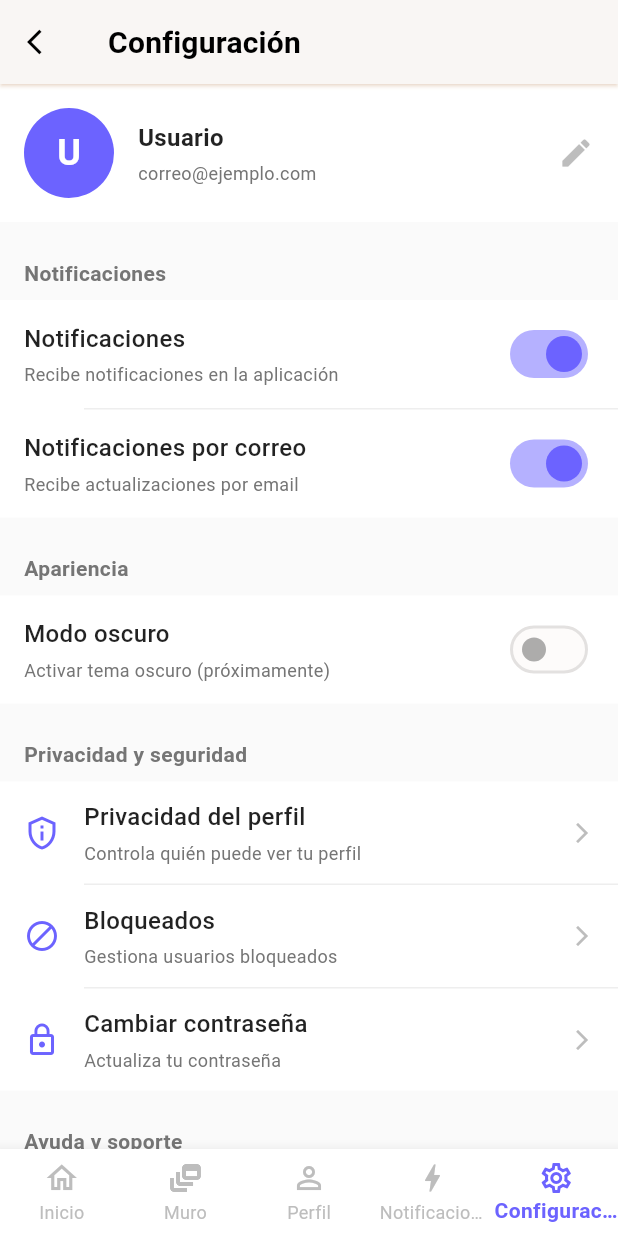
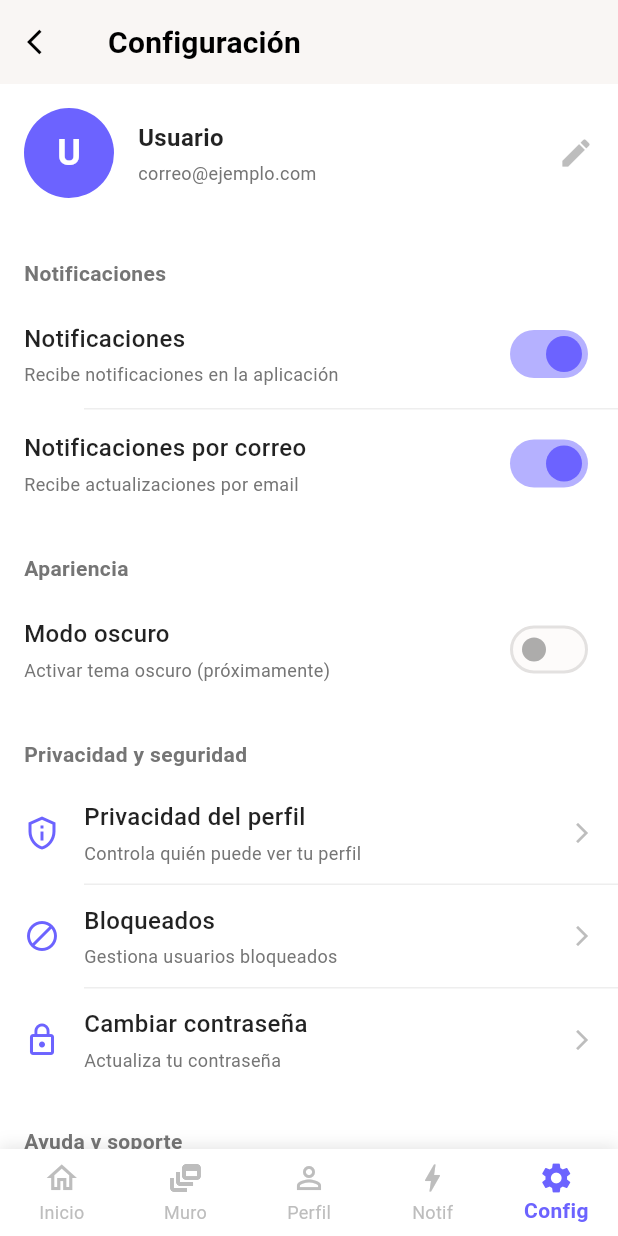
Before and after one commit to Wil-cristian/redsocial-yo-minero, a Flutter app: the MainNavigationShell screen opened directly, item 5 of the bottom bar chosen, on a phone screen of 412 x 824 dp. Run offline on Flutter 3.47's test engine with Material 3 defaults, Android fonts, the phone set to English and light mode, and no system bars; our stand-ins replace get_it; missing offline and left inert: dart:html; accounts and stored records are empty.

Commit message:
fix: Enhance bottom navigation bar visibility with Container wrapper and SafeArea
- Wrapped BottomNavigationBar in Container with white background and shadow
- Added SafeArea around navigation bar to respect device notches
- Added elevation shadow to make nav bar stand out visually
- Added active icons for better visual feedback
- Set transparent background on BottomNavigationBar itself
- Container provides the actual white background and shadow

This ensures the navigation bar is always visible and properly separated from page content.

```diff
--- a/lib/login_page.dart
+++ b/lib/login_page.dart
@@ -2,7 +2,7 @@ import 'package:flutter/material.dart';
 import 'core/theme/colors.dart';
 import 'core/auth/authentication_service.dart';
 import 'user_type_selection_page.dart';
-import 'home_page.dart';
+import 'main_navigation_shell.dart';
 
 class LoginPage extends StatefulWidget {
   const LoginPage({super.key});
@@ -54,7 +54,7 @@ class _LoginPageState extends State<LoginPage> {
           // Navegar al home con el usuario logueado
           Navigator.pushReplacement(
             context,
-            MaterialPageRoute(builder: (context) => HomePage(currentUser: result.userData)),
+            MaterialPageRoute(builder: (context) => MainNavigationShell(currentUser: result.userData)),
           );
         } else {
           // Error de login
--- a/lib/main_navigation_shell.dart
+++ b/lib/main_navigation_shell.dart
@@ -47,9 +47,22 @@ class _MainNavigationShellState extends State<MainNavigationShell> {
     return Scaffold(
       backgroundColor: Colors.white,
       body: _pages[_selectedIndex],
-      bottomNavigationBar: BottomNavigationBar(
+      bottomNavigationBar: Container(
+        decoration: BoxDecoration(
+          color: Colors.white,
+          boxShadow: [
+            BoxShadow(
+              color: Colors.black.withValues(alpha: 0.1),
+              offset: const Offset(0, -2),
+              blurRadius: 8,
+            ),
+          ],
+        ),
+        child: SafeArea(
+          child: BottomNavigationBar(
             type: BottomNavigationBarType.fixed,
-        backgroundColor: Colors.white,
+            backgroundColor: Colors.transparent,
+            elevation: 0,
             selectedItemColor: DashboardColors.primary,
             unselectedItemColor: Colors.grey[400],
             selectedLabelStyle: const TextStyle(fontWeight: FontWeight.bold),
@@ -58,25 +71,32 @@ class _MainNavigationShellState extends State<MainNavigationShell> {
             items: const [
               BottomNavigationBarItem(
                 icon: Icon(Icons.home_outlined),
+                activeIcon: Icon(Icons.home),
                 label: 'Inicio',
               ),
               BottomNavigationBarItem(
                 icon: Icon(Icons.dynamic_feed),
+                activeIcon: Icon(Icons.dynamic_feed),
                 label: 'Muro',
               ),
               BottomNavigationBarItem(
                 icon: Icon(Icons.person_outline),
+                activeIcon: Icon(Icons.person),
                 label: 'Perfil',
               ),
               BottomNavigationBarItem(
                 icon: Icon(Icons.bolt_outlined),
-            label: 'Notificaciones',
+                activeIcon: Icon(Icons.bolt),
+                label: 'Notif',
               ),
               BottomNavigationBarItem(
                 icon: Icon(Icons.settings_outlined),
-            label: 'Configuración',
+                activeIcon: Icon(Icons.settings),
+                label: 'Config',
               ),
             ],
+          ),
+        ),
       ),
     );
   }
--- a/lib/settings_page.dart
+++ b/lib/settings_page.dart
@@ -31,9 +31,9 @@ class _SettingsPageState extends State<SettingsPage> {
 
   @override
   Widget build(BuildContext context) {
-    return Scaffold(
-      backgroundColor: Colors.grey[50],
-      appBar: AppBar(
+    return Column(
+      children: [
+        AppBar(
           backgroundColor: Colors.white,
           elevation: 1,
           title: const Text(
@@ -48,7 +48,9 @@ class _SettingsPageState extends State<SettingsPage> {
             onPressed: () => Navigator.pop(context),
           ),
         ),
-      body: SingleChildScrollView(
+
+        Expanded(
+          child: SingleChildScrollView(
             child: Column(
               children: [
             // Sección de perfil
@@ -315,7 +317,7 @@ class _SettingsPageState extends State<SettingsPage> {
           Switch(
             value: value,
             onChanged: enabled ? onChanged : null,
-            activeColor: DashboardColors.primary,
+            activeThumbColor: DashboardColors.primary,
           ),
         ],
       ),
--- a/lib/user_type_selection_page.dart
+++ b/lib/user_type_selection_page.dart
@@ -3,7 +3,7 @@ import 'core/theme/colors.dart';
 import 'shared/models/user.dart';
 import 'core/auth/authentication_service.dart';
 import 'register_page.dart';
-import 'home_page.dart';
+import 'main_navigation_shell.dart';
 
 class UserTypeSelectionPage extends StatefulWidget {
   const UserTypeSelectionPage({super.key});
@@ -133,7 +133,7 @@ class _UserTypeSelectionPageState extends State<UserTypeSelectionPage>
             // Botón cancelar
             TextButton(
               onPressed: () => Navigator.pop(context),
-              child: Text(
+              child: const Text(
                 'Cancelar',
                 style: TextStyle(color: AppColors.textSecondary),
               ),
@@ -234,7 +234,7 @@ class _UserTypeSelectionPageState extends State<UserTypeSelectionPage>
         // Navegar directo al home
         Navigator.pushAndRemoveUntil(
           context,
-          MaterialPageRoute(builder: (context) => HomePage(currentUser: result.userData)),
+          MaterialPageRoute(builder: (context) => MainNavigationShell(currentUser: result.userData)),
           (route) => false,
         );
       } else {
```
Also changed, not shown: lib/community_feed_page.dart (+7 -3 lines), lib/notifications_page.dart (+10 -5 lines), lib/profile_page.dart (+4 -6 lines), lib/register_page.dart (+6 -6 lines). Lines whose indentation alone changed are shown as unchanged.
